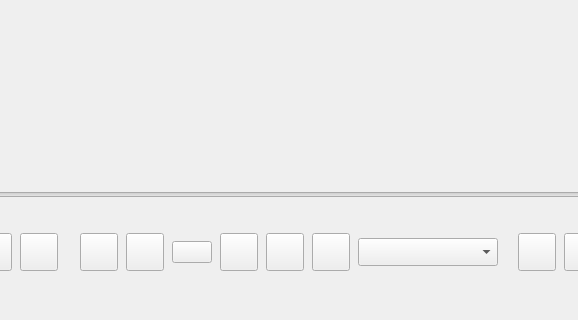
Old version of the form src/ui/MainWindow.ui in the repository gong1-1989/MusicVideoPlayer; both pictures show x 462 to 1040 and y 380 to 700 of the 1280 by 700 pixel window.
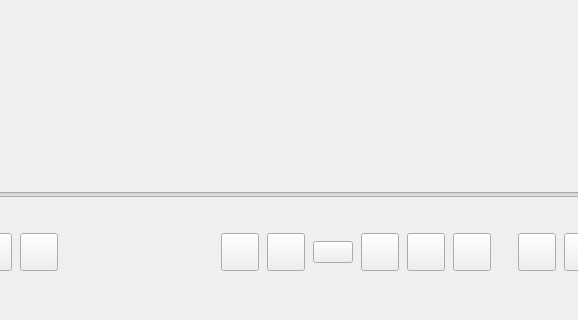
New version of the form. Custom widgets are drawn as their Qt base class.

What changed in the file:
```diff
--- a/src/ui/MainWindow.ui
+++ b/src/ui/MainWindow.ui
@@ -531,64 +531,6 @@
                </property>
               </widget>
              </item>
-             <item>
-              <widget class="QWidget" name="bitrateBar" native="false">
-               <property name="minimumSize">
-                <size>
-                 <width>140</width>
-                 <height>28</height>
-                </size>
-               </property>
-               <property name="maximumSize">
-                <size>
-                 <width>230</width>
-                 <height>28</height>
-                </size>
-               </property>
-               <property name="sizePolicy">
-                <sizepolicy hsizetype="Expanding" vsizetype="Fixed">
-                 <horstretch>0</horstretch>
-                 <verstretch>0</verstretch>
-                </sizepolicy>
-               </property>
-               <layout class="QHBoxLayout" name="layout_bitrate">
-                <property name="spacing">
-                 <number>0</number>
-                </property>
-                <property name="leftMargin">
-                 <number>0</number>
-                </property>
-                <property name="topMargin">
-                 <number>0</number>
-                </property>
-                <property name="rightMargin">
-                 <number>0</number>
-                </property>
-                <property name="bottomMargin">
-                 <number>0</number>
-                </property>
-                <item>
-                 <widget class="QComboBox" name="combo_bitrate">
-                  <property name="minimumSize">
-                   <size>
-                    <width>120</width>
-                    <height>28</height>
-                   </size>
-                  </property>
-                  <property name="maximumSize">
-                   <size>
-                    <width>230</width>
-                    <height>28</height>
-                   </size>
-                  </property>
-                  <property name="sizeAdjustPolicy">
-                   <enum>QComboBox::AdjustToContents</enum>
-                  </property>
-                 </widget>
-                </item>
-               </layout>
-              </widget>
-             </item>
             </layout>
            </item>
            <item row="0" column="2">
```
